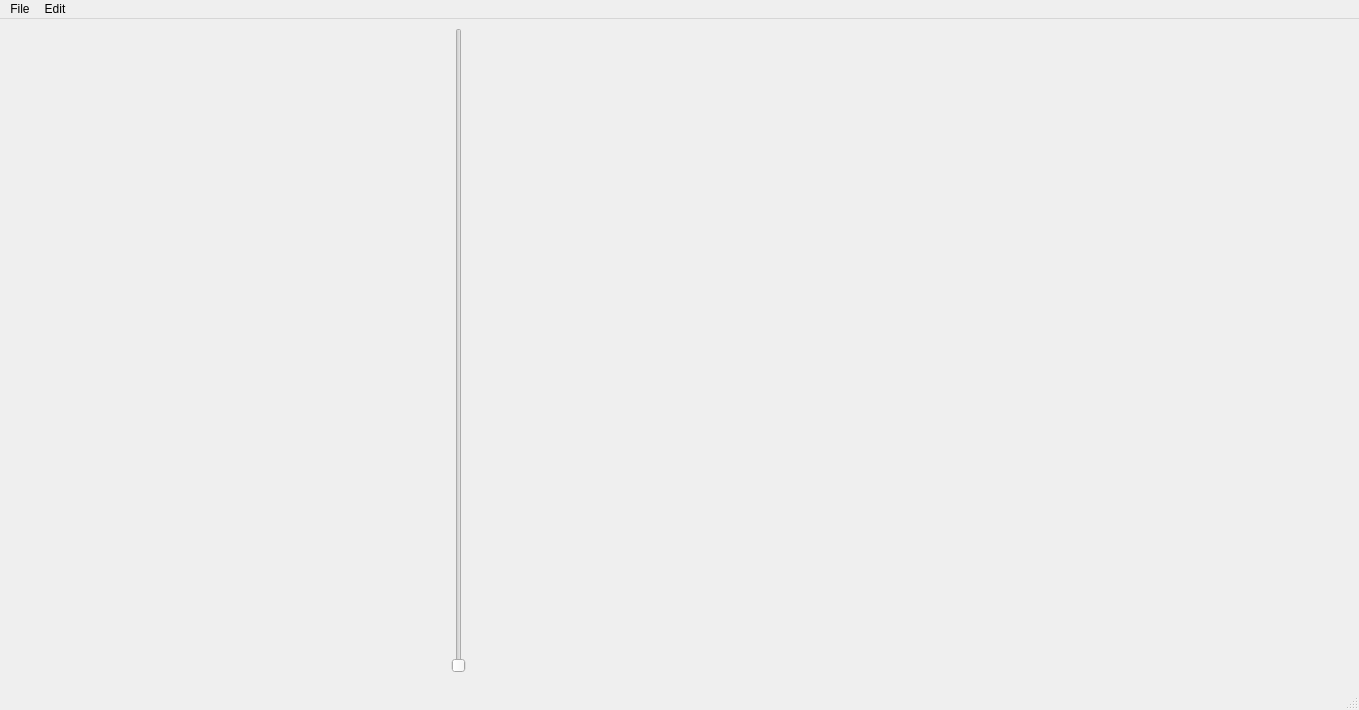
Qt form ui/MainWindow.ui (nichilum/nimamp) before a commit.
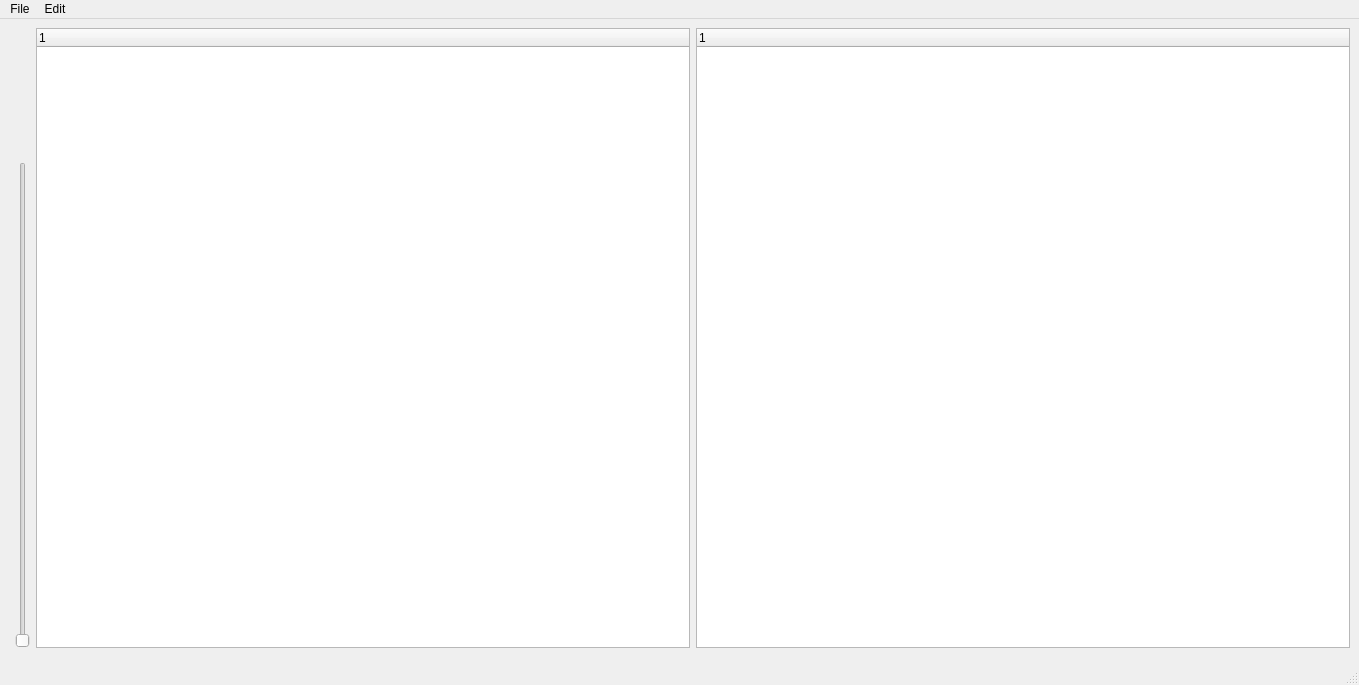
The same form after that commit.

```diff
--- a/ui/MainWindow.ui
+++ b/ui/MainWindow.ui
@@ -7,24 +7,38 @@
     <x>0</x>
     <y>0</y>
     <width>1359</width>
-    <height>710</height>
+    <height>685</height>
    </rect>
   </property>
   <property name="windowTitle">
    <string>nimamp</string>
   </property>
   <widget class="QWidget" name="centralwidget">
-   <layout class="QGridLayout" name="gridLayout_2">
-    <item row="0" column="3">
-     <widget class="QWidget" name="queueWidgetPlaceholder" native="true"/>
-    </item>
-    <item row="1" column="3">
-     <widget class="QWidget" name="playlistViewWidgetPlaceholder" native="true"/>
-    </item>
-    <item row="0" column="0">
-     <widget class="QWidget" name="transportWidgetPlaceholder" native="true"/>
-    </item>
-    <item row="0" column="2">
+   <layout class="QHBoxLayout" name="horizontalLayout">
+    <item>
+     <layout class="QVBoxLayout" name="verticalLayout">
+      <item>
+       <widget class="QWidget" name="transportWidgetPlaceholder" native="true">
+        <property name="minimumSize">
+         <size>
+          <width>0</width>
+          <height>128</height>
+         </size>
+        </property>
+        <property name="maximumSize">
+         <size>
+          <width>16777215</width>
+          <height>200</height>
+         </size>
+        </property>
+       </widget>
+      </item>
+      <item>
+       <layout class="QHBoxLayout" name="horizontalLayout_2">
+        <item>
+         <widget class="QWidget" name="eq" native="true"/>
+        </item>
+        <item>
      <widget class="QSlider" name="volumeSlider">
       <property name="maximum">
        <number>100</number>
@@ -46,11 +60,51 @@
       </property>
      </widget>
     </item>
-    <item row="1" column="0">
+       </layout>
+      </item>
+      <item>
      <widget class="QWidget" name="playlistTabsWidgetPlaceholder" native="true"/>
     </item>
-    <item row="0" column="4">
+     </layout>
+    </item>
+    <item>
+     <layout class="QVBoxLayout" name="verticalLayout_2">
+      <item>
+       <widget class="QTreeWidget" name="treeWidget">
+        <column>
+         <property name="text">
+          <string notr="true">1</string>
+         </property>
+        </column>
+       </widget>
+      </item>
+      <item>
+       <widget class="QWidget" name="queueWidgetPlaceholder" native="true"/>
+      </item>
+     </layout>
+    </item>
+    <item>
+     <layout class="QVBoxLayout" name="verticalLayout_3">
+      <item>
+       <widget class="QTreeWidget" name="treeWidget_2">
+        <column>
+         <property name="text">
+          <string notr="true">1</string>
+         </property>
+        </column>
+       </widget>
+      </item>
+      <item>
+       <layout class="QHBoxLayout" name="horizontalLayout_3">
+        <item>
+         <widget class="QWidget" name="playlistViewWidgetPlaceholder" native="true"/>
+        </item>
+        <item>
      <widget class="QWidget" name="metadataWidgetPlaceholder" native="true"/>
+        </item>
+       </layout>
+      </item>
+     </layout>
     </item>
    </layout>
   </widget>
```
Lines whose indentation alone changed are shown as unchanged.
